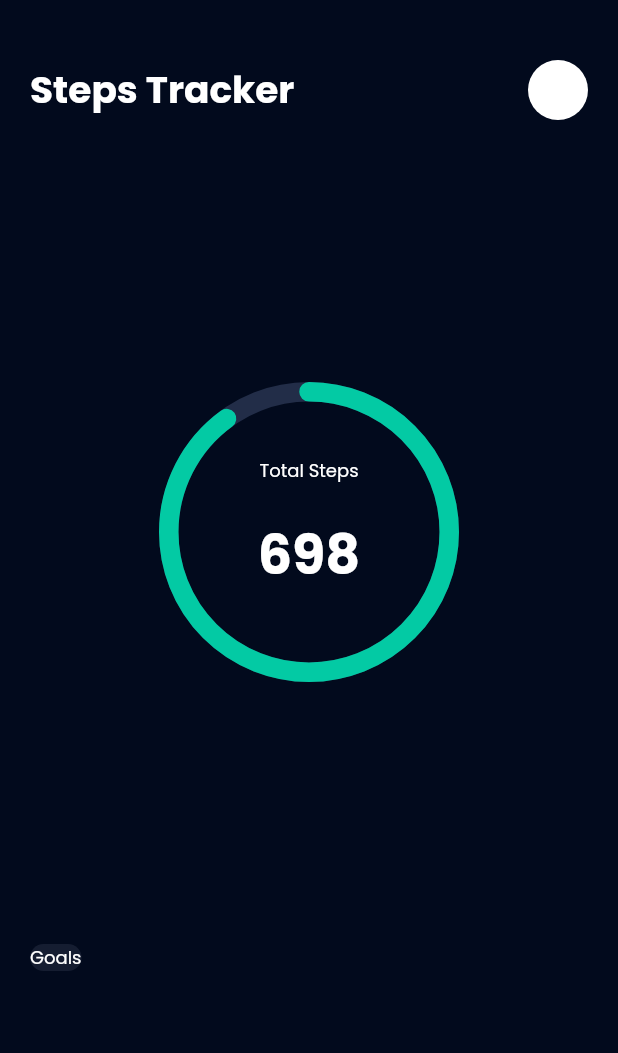
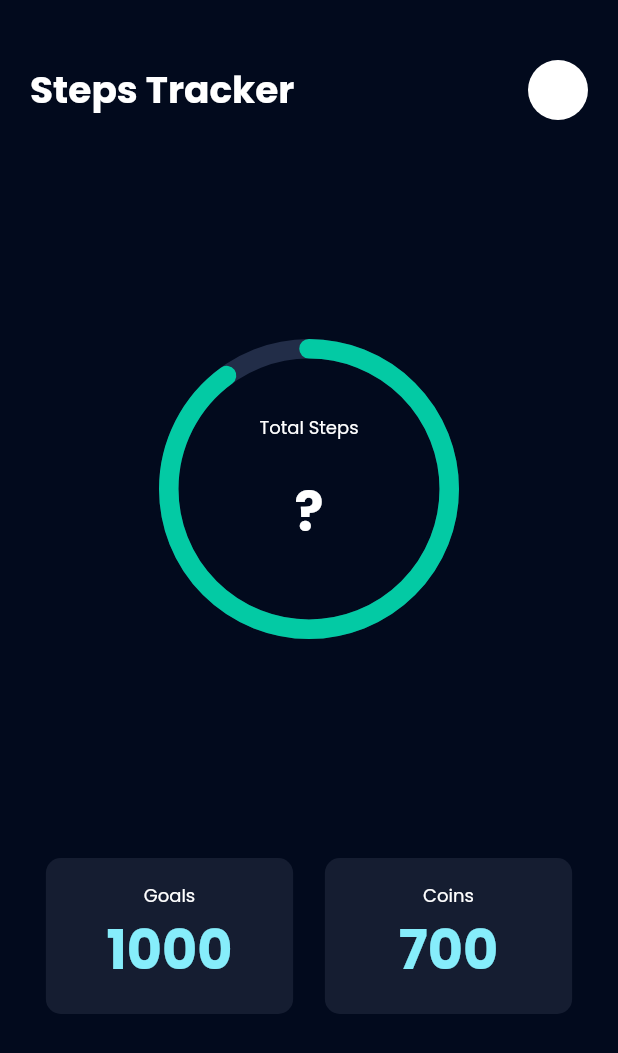
Before and after one commit to aakzsh/awestruck, a Flutter app: the WalkHome screen opened directly, on a phone screen of 412 x 824 dp. Shown: the top 1053 px of the screen. Run offline on Flutter 3.47's test engine with Material 2 defaults, Android fonts, the phone set to English and light mode, and no system bars; drawn by our look-alikes of percent_indicator; our stand-ins replace cloud_firestore, eva_icons_flutter, google_fonts, pedometer, persistent_bottom_nav_bar; missing offline and left inert: panorama, particles_flutter; accounts and stored records are empty.

```diff
--- a/lib/walk/walk_home.dart
+++ b/lib/walk/walk_home.dart
@@ -2,6 +2,7 @@ import 'package:awestruck/auth/login.dart';
 import 'package:flutter/material.dart';
 import 'package:percent_indicator/percent_indicator.dart';
 import 'package:awestruck/constant_widgets/palette.dart';
+import 'package:pedometer/pedometer.dart';
 
 class WalkHome extends StatefulWidget {
   @override
@@ -9,6 +10,57 @@ class WalkHome extends StatefulWidget {
 }
 
 class _WalkHomeState extends State<WalkHome> {
+  Stream<StepCount> _stepCountStream;
+  Stream<PedestrianStatus> _pedestrianStatusStream;
+  String _status = '?', _steps = '?';
+
+  @override
+  void initState() {
+    super.initState();
+    initPlatformState();
+  }
+
+  void onStepCount(StepCount event) {
+    print(event);
+    setState(() {
+      _steps = event.steps.toString();
+    });
+  }
+
+  void onPedestrianStatusChanged(PedestrianStatus event) {
+    print(event);
+    setState(() {
+      _status = event.status;
+    });
+  }
+
+  void onPedestrianStatusError(error) {
+    print('onPedestrianStatusError: $error');
+    setState(() {
+      _status = 'Pedestrian Status not available';
+    });
+    print(_status);
+  }
+
+  void onStepCountError(error) {
+    print('onStepCountError: $error');
+    setState(() {
+      _steps = 'Step Count not available';
+    });
+  }
+
+  void initPlatformState() {
+    _pedestrianStatusStream = Pedometer.pedestrianStatusStream;
+    _pedestrianStatusStream
+        .listen(onPedestrianStatusChanged)
+        .onError(onPedestrianStatusError);
+
+    _stepCountStream = Pedometer.stepCountStream;
+    _stepCountStream.listen(onStepCount).onError(onStepCountError);
+
+    if (!mounted) return;
+  }
+
   @override
   Widget build(BuildContext context) {
     double w = MediaQuery.of(context).size.width;
@@ -62,10 +114,10 @@ class _WalkHomeState extends State<WalkHome> {
                           height: 20,
                         ),
                         Text(
-                          "698",
+                          _steps,
                           style: TextStyle(
                               fontSize: 36, fontWeight: FontWeight.bold),
-                        )
+                        ),
                       ],
                     ),
                   ),
@@ -74,18 +126,54 @@ class _WalkHomeState extends State<WalkHome> {
                   backgroundColor: Color(0xff222D48),
                 ),
                 Row(
+                  mainAxisAlignment: MainAxisAlignment.spaceAround,
                   children: <Widget>[
                     Container(
                       decoration: BoxDecoration(
                           color: Color(0xff151D31),
                           borderRadius: BorderRadius.circular(10)),
+                      width: 0.4 * w,
+                      child: Padding(
+                        padding: const EdgeInsets.fromLTRB(0, 16, 0, 16),
                         child: Column(
                           children: [
                             Text(
                               "Goals",
                               style: TextStyle(fontSize: 12),
+                            ),
+                            Text(
+                              "1000",
+                              style: TextStyle(
+                                  fontSize: 36,
+                                  fontWeight: FontWeight.bold,
+                                  color: Color(0xff86EDFB)),
                             )
                           ],
+                        ),
+                      ),
+                    ),
+                    Container(
+                      decoration: BoxDecoration(
+                          color: Color(0xff151D31),
+                          borderRadius: BorderRadius.circular(10)),
+                      width: 0.4 * w,
+                      child: Padding(
+                        padding: const EdgeInsets.fromLTRB(0, 16, 0, 16),
+                        child: Column(
+                          children: [
+                            Text(
+                              "Coins",
+                              style: TextStyle(fontSize: 12),
+                            ),
+                            Text(
+                              "700",
+                              style: TextStyle(
+                                  fontSize: 36,
+                                  fontWeight: FontWeight.bold,
+                                  color: Color(0xff86EDFB)),
+                            )
+                          ],
+                        ),
                       ),
                     )
                   ],
--- a/pubspec.yaml
+++ b/pubspec.yaml
@@ -38,6 +38,7 @@ dependencies:
   persistent_bottom_nav_bar:
   eva_icons_flutter:
   percent_indicator:
+  pedometer: ^3.0.0
 
 dev_dependencies:
   flutter_test:
```
Also changed, not shown: pubspec.lock, 1 other file. Lines whose indentation alone changed are shown as unchanged.
